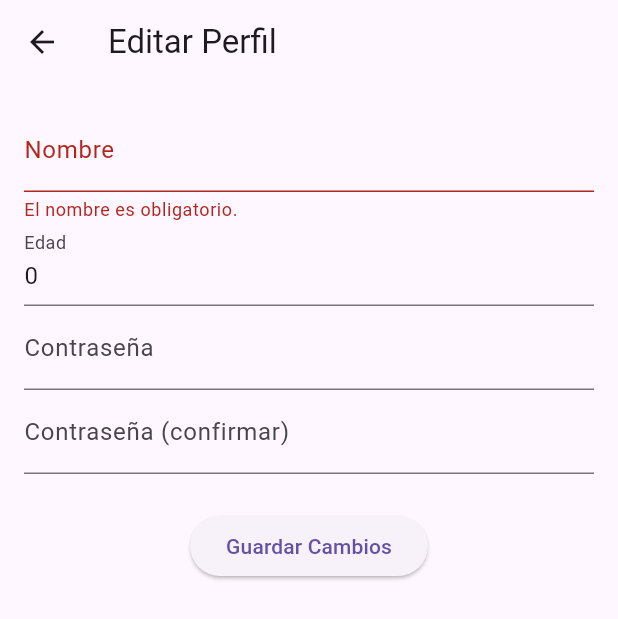
After one commit to LopakoCare/lopako-app, a Flutter app: the EditProfileScreen screen opened directly, after a tap on "Guardar Cambios", on a phone screen of 412 x 824 dp. The commit adds this screen. Shown: the top 619 px of the screen. Run offline on Flutter 3.47's test engine with Material 3 defaults, Android fonts, the phone set to English and light mode, and no system bars; our stand-ins replace cloud_firestore, firebase_auth, firebase_core, google_sign_in, sign_in_with_apple; accounts and stored records are empty.

Commit message:
Implementacion incial menu - edicion perfil

```diff
--- a/lib/core/services/auth_service.dart
+++ b/lib/core/services/auth_service.dart
@@ -5,7 +5,9 @@
 
 class AuthService {
   final FirebaseAuth _auth = FirebaseAuth.instance;
-  final GoogleSignIn _googleSignIn = GoogleSignIn();
+  final GoogleSignIn _googleSignIn = GoogleSignIn(
+    clientId: '341117955819-7t6hojuq0ejen0a6n0jcq0a68ajdh0ac.apps.googleusercontent.com',
+  );
 
   // Get current user
   User? get currentUser => _auth.currentUser;
--- a/lib/features/navigation/screens/main_tab_screen.dart
+++ b/lib/features/navigation/screens/main_tab_screen.dart
@@ -1,5 +1,5 @@
 import 'package:flutter/material.dart';
-import 'package:flutter_gen/gen_l10n/intl_localizations.dart';
+import 'package:lopako_app_lis/generated/l10n.dart';
 import '../../routines/screens/home_screen.dart';
 import '../../calendar/screens/calendar_screen.dart';
 import '../../settings/screens/settings_screen.dart';
@@ -46,7 +46,7 @@ class _MainTabScreenState extends State<MainTabScreen> with SingleTickerProvider
 
   @override
   Widget build(BuildContext context) {
-    final localizations = AppLocalizations.of(context)!;
+    final localizations = S.of(context);
     return Scaffold(
       body: TabBarView(
         controller: _tabController,
--- /dev/null
+++ b/lib/features/settings/controllers/edit_profile_controller.dart
@@ -0,0 +1,35 @@
+import 'package:flutter/material.dart';
+import '../services/settings_service.dart';
+
+class EditProfileController extends ChangeNotifier {
+  String? name;
+  int? age;
+  String? password;
+  bool loading = false;
+  final BuildContext context;
+
+  EditProfileController(this.context);
+
+  Future<void> loadUserData() async {
+    loading = true;
+    notifyListeners();
+    final user = await SettingsService(context).getUserProfile();
+    name = user['name'] as String?;
+    age = user['age'] as int?;
+    loading = false;
+    notifyListeners();
+  }
+
+  Future<String?> saveChanges() async {
+    loading = true;
+    notifyListeners();
+    final result = await SettingsService(context).updateUserProfile(
+      name: name,
+      age: age,
+      password: password,
+    );
+    loading = false;
+    notifyListeners();
+    return result;
+  }
+}
--- /dev/null
+++ b/lib/features/settings/screens/edit_profile_screen.dart
@@ -0,0 +1,113 @@
+import 'package:flutter/material.dart';
+import 'package:lopako_app_lis/generated/l10n.dart';
+import '../controllers/edit_profile_controller.dart';
+
+class EditProfileScreen extends StatefulWidget {
+  const EditProfileScreen({Key? key}) : super(key: key);
+
+  @override
+  State<EditProfileScreen> createState() => _EditProfileScreenState();
+}
+
+class _EditProfileScreenState extends State<EditProfileScreen> {
+  late final EditProfileController _controller;
+  final _formKey = GlobalKey<FormState>();
+  final _newPasswordController = TextEditingController();
+  final _confirmPasswordController = TextEditingController();
+
+  @override
+  void initState() {
+    super.initState();
+    _controller = EditProfileController(context);
+    _controller.loadUserData();
+  }
+
+  @override
+  void dispose() {
+    _newPasswordController.dispose();
+    _confirmPasswordController.dispose();
+    super.dispose();
+  }
+
+  @override
+  Widget build(BuildContext context) {
+    final localizations = S.of(context);
+    return Scaffold(
+      appBar: AppBar(title: Text(localizations.editProfile)),
+      body: AnimatedBuilder(
+        animation: _controller,
+        builder: (context, _) {
+          if (_controller.loading) {
+            return const Center(child: CircularProgressIndicator());
+          }
+          return Form(
+            key: _formKey,
+            child: Padding(
+              padding: const EdgeInsets.all(16.0),
+              child: Column(
+                children: [
+                  TextFormField(
+                    initialValue: _controller.name,
+                    decoration: InputDecoration(labelText: localizations.name),
+                    onChanged: (v) => _controller.name = v,
+                    validator: (v) => v == null || v.isEmpty ? localizations.nameRequired : null,
+                  ),
+                  TextFormField(
+                    initialValue: _controller.age?.toString(),
+                    decoration: InputDecoration(labelText: localizations.age),
+                    keyboardType: TextInputType.number,
+                    onChanged: (v) => _controller.age = int.tryParse(v),
+                    validator: (v) => v == null || v.isEmpty ? localizations.ageRequired : null,
+                  ),
+                  TextFormField(
+                    controller: _newPasswordController,
+                    decoration: InputDecoration(labelText: localizations.password),
+                    obscureText: true,
+                    validator: (v) {
+                      if (v != null && v.isNotEmpty && v.length < 6) {
+                        return localizations.passwordTooShort;
+                      }
+                      return null;
+                    },
+                  ),
+                  TextFormField(
+                    controller: _confirmPasswordController,
+                    decoration: InputDecoration(labelText: localizations.password + ' (confirmar)'),
+                    obscureText: true,
+                    validator: (v) {
+                      if (_newPasswordController.text.isNotEmpty && v != _newPasswordController.text) {
+                        return localizations.passwordsDoNotMatch;
+                      }
+                      return null;
+                    },
+                  ),
+                  const SizedBox(height: 24),
+                  ElevatedButton(
+                    onPressed: () async {
+                      if (_formKey.currentState!.validate()) {
+                        if (_newPasswordController.text.isNotEmpty &&
+                            _newPasswordController.text == _confirmPasswordController.text) {
+                          _controller.password = _newPasswordController.text;
+                        } else {
+                          _controller.password = null;
+                        }
+                        final result = await _controller.saveChanges();
+                        if (result == null) {
+                          ScaffoldMessenger.of(context).showSnackBar(SnackBar(content: Text(localizations.profileUpdated)));
+                          Navigator.pop(context);
+                        } else {
+                          ScaffoldMessenger.of(context).showSnackBar(SnackBar(content: Text(result)));
+                        }
+                      }
+                    },
+                    child: Text(localizations.saveChanges),
+                  ),
+                ],
+              ),
+            ),
+          );
+        },
+      ),
+    );
+  }
+}
--- a/lib/l10n/intl_es.arb
+++ b/lib/l10n/intl_es.arb
@@ -27,5 +27,17 @@
   "signUp": "Registrarse",
   "logout": "Cerrar sesión",
   "or": "o",
-  "world": "Hola mundo!"
+  "world": "Hola mundo!",
+  "userNotAuthenticated": "Usuario no autenticado",
+  "profileUpdateError": "Error al actualizar el perfil: ",
+  "routinesUpdateError": "Error al actualizar las rutinas: ",
+  "editProfile": "Editar Perfil",
+  "saveChanges": "Guardar Cambios",
+  "editRoutines": "Editar Rutinas",
+  "passwordsDoNotMatch": "Las contraseñas no coinciden",
+  "profileUpdated": "Perfil actualizado exitosamente",
+  "routine": "Rutina",
+  "delete": "Eliminar",
+  "addRoutine": "Agregar rutina",
+  "routinesUpdated": "Rutinas actualizadas exitosamente"
 }
```
Also changed, not shown: lib/app.dart (+9 -5 lines), lib/features/auth/screens/auth_screen.dart (+6 -6 lines), lib/features/calendar/screens/calendar_screen.dart (+3 -4 lines), lib/features/familiar_circles/controllers/familiar_circles_controllers.dart (+20 -5 lines), lib/features/routines/screens/home_screen.dart (+60 -33 lines), lib/features/settings/controllers/edit_routines_controller.dart (added, +42 -0 lines), lib/features/settings/screens/edit_routines_screen.dart (added, +80 -0 lines), lib/features/settings/screens/settings_screen.dart (+24 -3 lines), lib/features/settings/services/settings_service.dart (added, +68 -0 lines), lib/l10n/intl_en.arb (+13 -1 lines), lib/generated/intl/messages_en.dart, lib/generated/intl/messages_es.dart, lib/generated/l10n.dart, 2 other files.
